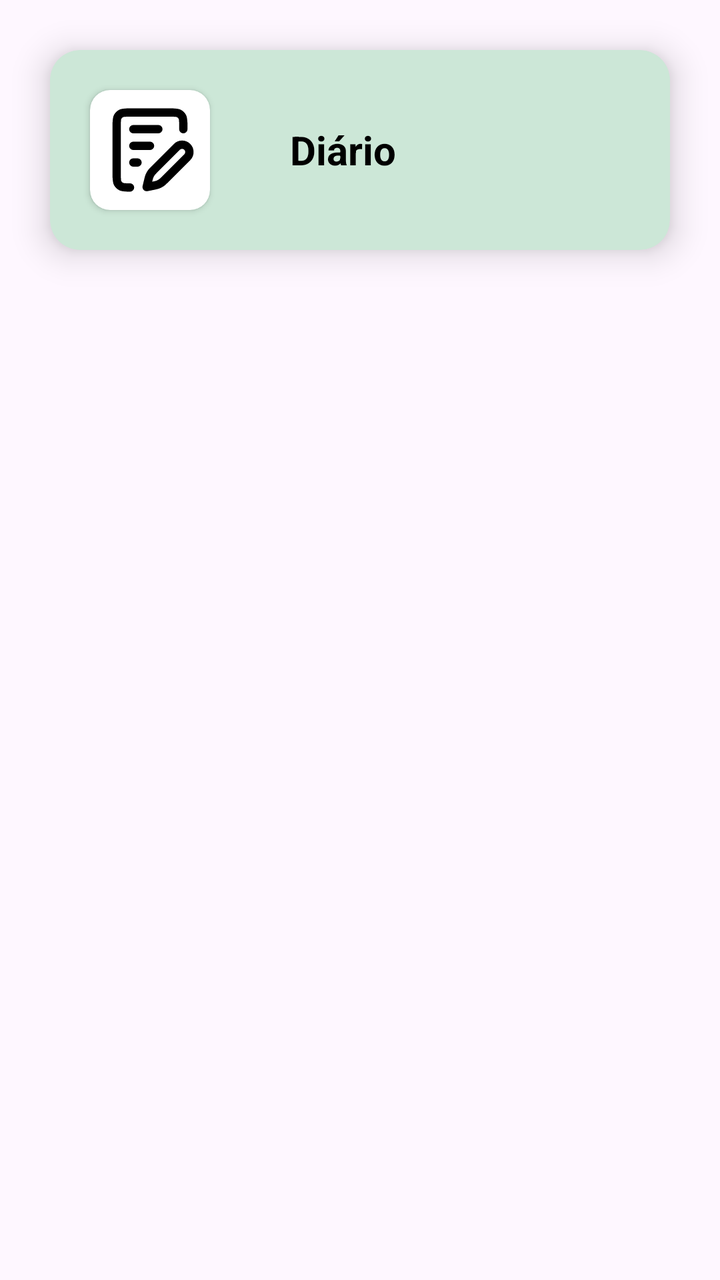
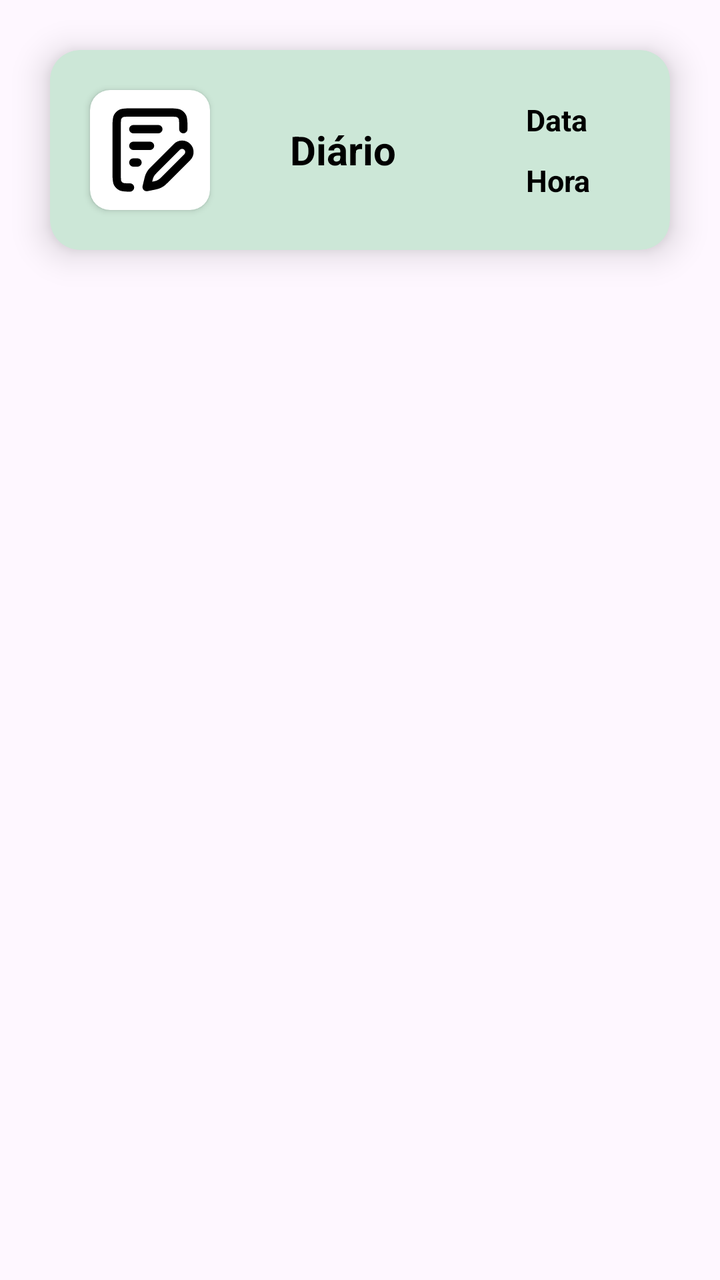

Screens rendered from an Android XML layout before and after an edit, with the pre-edit source and the edit as a unified diff.
<!-- AndroidManifest.xml: application theme Theme.Atividade4 -->
<!-- res/layout/estilo_recyclerview_pagina_diario.xml -->
<?xml version="1.0" encoding="utf-8"?>
<androidx.constraintlayout.widget.ConstraintLayout xmlns:android="http://schemas.android.com/apk/res/android"
    android:layout_width="match_parent"
    android:layout_height="150dp"
    android:backgroundTint="@color/color_default"
    xmlns:app="http://schemas.android.com/apk/res-auto">



    <androidx.cardview.widget.CardView
        android:id="@+id/recyclerView_Registro"
        android:layout_width="match_parent"
        android:layout_height="100dp"
        app:layout_constraintEnd_toEndOf="parent"
        app:layout_constraintStart_toStartOf="parent"
        app:layout_constraintTop_toTopOf="parent"
        android:layout_margin="25dp"
        app:cardCornerRadius="15dp"
        app:cardElevation="10dp"
        android:backgroundTint="@color/color_default">

        <LinearLayout
            android:layout_width="match_parent"
            android:layout_height="100dp"
            android:orientation="horizontal">

            <androidx.cardview.widget.CardView
                android:layout_width="60dp"
                android:layout_height="60dp"
                android:layout_margin="20dp"
                app:cardCornerRadius="10dp">

                <ImageView
                    android:layout_width="50dp"
                    android:layout_height="50dp"
                    android:layout_gravity="center"
                    android:src="@drawable/ic_diario"/>

            </androidx.cardview.widget.CardView>

            <TextView
                android:id="@+id/textTitulo_diario"
                android:layout_width="wrap_content"
                android:layout_height="wrap_content"
                android:text="Diário"
                android:textSize="20sp"
                android:textStyle="bold"
                android:layout_gravity="center"
                android:textColor="@color/black"
                android:layout_margin="20dp"/>

        </LinearLayout>

    </androidx.cardview.widget.CardView>




</androidx.constraintlayout.widget.ConstraintLayout>
<!-- resources referenced by this layout -->
<resources>
  <color name="black">#FF000000</color>
  <color name="color_default">#CCE7D7</color>
  <!-- drawable ic_diario (drawable) -->
  <vector xmlns:android="http://schemas.android.com/apk/res/android" android:height="24dp" android:viewportHeight="24" android:viewportWidth="24" android:width="24dp">
        
      <path android:fillColor="#00000000" android:pathData="M7.2,21C6.08,21 5.52,21 5.092,20.782C4.716,20.59 4.41,20.284 4.218,19.908C4,19.48 4,18.92 4,17.8V6.2C4,5.08 4,4.52 4.218,4.092C4.41,3.716 4.716,3.41 5.092,3.218C5.52,3 6.08,3 7.2,3H16.8C17.92,3 18.48,3 18.908,3.218C19.284,3.41 19.59,3.716 19.782,4.092C20,4.52 20,5.08 20,6.2V7M8,7H14M8,15H9M8,11H12M11.195,20.895L12.51,20.635C13.22,20.494 13.574,20.424 13.905,20.295C14.199,20.181 14.478,20.032 14.736,19.852C15.028,19.649 15.284,19.393 15.795,18.882L20.943,13.733C21.631,13.046 21.631,11.932 20.943,11.244C20.256,10.557 19.142,10.557 18.455,11.244L13.218,16.481C12.739,16.96 12.499,17.2 12.306,17.471C12.134,17.712 11.99,17.972 11.875,18.245C11.746,18.552 11.669,18.882 11.514,19.542L11.195,20.895Z" android:strokeColor="#000000" android:strokeLineCap="round" android:strokeLineJoin="round" android:strokeWidth="2"/>
      
  </vector>
  <style name="Theme.Atividade4" parent="Base.Theme.Atividade4" />
  <style name="Base.Theme.Atividade4" parent="Theme.Material3.DayNight.NoActionBar">
  
          <item name="colorPrimary">@color/colorPrimary</item>
          <item name="colorAccent">@color/color_details</item>
  
      </style>
  <color name="colorPrimary">#A0CDE3</color>
  <color name="color_details">#A0CDE3</color>
</resources>

<!-- the commit's change to res/layout/estilo_recyclerview_pagina_diario.xml (unified diff, before → after) -->
@@ -38,16 +38,46 @@
 
             </androidx.cardview.widget.CardView>
 
-            <TextView
-                android:id="@+id/textTitulo_diario"
-                android:layout_width="wrap_content"
-                android:layout_height="wrap_content"
-                android:text="Diário"
-                android:textSize="20sp"
-                android:textStyle="bold"
-                android:layout_gravity="center"
-                android:textColor="@color/black"
-                android:layout_margin="20dp"/>
+                <TextView
+                    android:id="@+id/textTitulo_diario"
+                    android:layout_width="wrap_content"
+                    android:layout_height="wrap_content"
+                    android:text="Diário"
+                    android:textSize="20sp"
+                    android:textStyle="bold"
+                    android:layout_gravity="center"
+                    android:textColor="@color/black"
+                    android:layout_margin="20dp"/>
+
+                <LinearLayout
+                    android:layout_width="wrap_content"
+                    android:layout_height="wrap_content"
+                    android:orientation="vertical"
+                    android:layout_gravity="center"
+                    android:layout_marginStart="40dp">
+
+                    <TextView
+                        android:id="@+id/textTitulo_data"
+                        android:layout_width="wrap_content"
+                        android:layout_height="wrap_content"
+                        android:text="Data"
+                        android:textSize="15sp"
+                        android:textStyle="bold"
+                        android:textColor="@color/black"
+                        android:layout_margin="5dp"/>
+
+                    <TextView
+                        android:id="@+id/textTitulo_hora"
+                        android:layout_width="wrap_content"
+                        android:layout_height="wrap_content"
+                        android:text="Hora"
+                        android:textSize="15sp"
+                        android:textStyle="bold"
+                        android:textColor="@color/black"
+                        android:layout_margin="5dp"/>
+
+                </LinearLayout>
+
 
         </LinearLayout>
 
